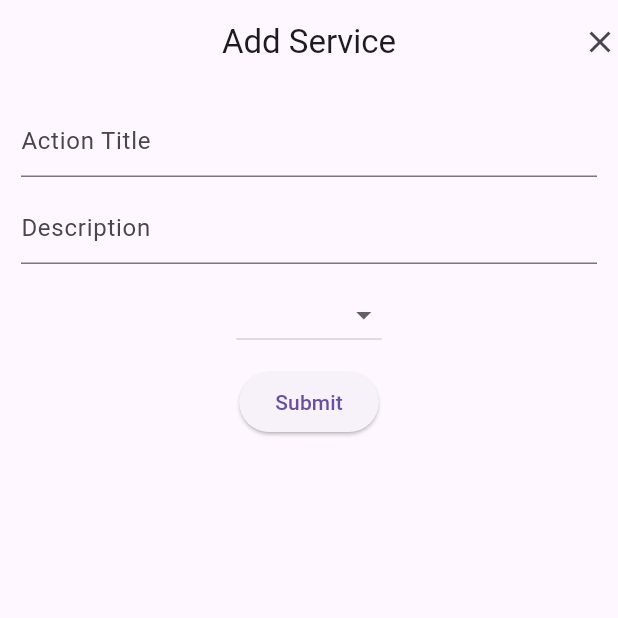
After one commit to ZacharySweet/profolio-app, a Flutter app: the AddService screen opened directly, after a tap on "Submit", on a phone screen of 412 x 824 dp, the top half of it. The commit adds this screen. Run offline on Flutter 3.47's test engine with Material 3 defaults, Android fonts, the phone set to English and light mode, and no system bars.

Commit message:
left plus service

```diff
--- a/lib/main.dart
+++ b/lib/main.dart
@@ -3,6 +3,7 @@ import 'package:profolio/routes/main_page.dart';
 import 'package:provider/provider.dart';
 import 'package:profolio/widgets/providers/club_data_and_provider.dart';
 import 'package:profolio/widgets/providers/sport_data_and_provider.dart';
+import 'package:profolio/widgets/providers/service_data_and_provider.dart';
 import 'package:profolio/widgets/providers/class_data_and_provider.dart';
 
 
@@ -13,6 +14,8 @@ void main() {
         ChangeNotifierProvider(create: (context) => ClubListProvider()),
         ChangeNotifierProvider(create: (context) => SportListProvider()),
         ChangeNotifierProvider(create: (context) => ClassListProvider()),
+        ChangeNotifierProvider(create: (context) => ServiceListProvider()),
+
       ],
       child: const MaterialApp(home: MainPage()), // Your main app widget
     ),
--- /dev/null
+++ b/lib/routes/add_service.dart
@@ -0,0 +1,107 @@
+import 'package:flutter/material.dart';
+
+class AddService extends StatefulWidget {
+  const AddService({super.key});
+
+  @override
+  State<AddService> createState() => _AddServiceState();
+}
+
+class _AddServiceState extends State<AddService> {
+  final _titleController = TextEditingController(); // Controller for Service Title
+  final _descriptionController = TextEditingController(); // Controller for Description
+
+  String? _selectedCategory; // Variable to store selected dropdown value
+
+  @override
+  void dispose() {
+    _titleController.dispose();
+    _descriptionController.dispose();
+    super.dispose();
+  }
+
+  void submitService() {
+  addService(context); // Access BuildContext from the surrounding scope
+}
+
+
+
+  void addService(BuildContext context) {
+    final serviceTitle = _titleController.text;
+    final serviceDescription = _descriptionController.text;
+
+    // Validate user input (optional)
+    if (serviceTitle.isEmpty || serviceDescription.isEmpty) {
+      // Show error message or prevent submission
+      return;
+    }
+
+    // Navigate back with user-entered data
+    Navigator.pop(context, [serviceTitle, serviceDescription]);
+  }
+
+  @override
+  Widget build(BuildContext context) {
+    return Scaffold(
+      appBar: AppBar(
+        automaticallyImplyLeading: false,
+        centerTitle: true,
+        title: const Text("Add Service"),
+        actions: [
+          GestureDetector(
+            onTap: () => Navigator.pop(context),
+            child: const Icon(Icons.close),
+          ),
+        ],
+      ),
+      body: Padding(
+        padding: const EdgeInsets.all(14.0),
+        child: Column(
+          children: [
+            TextField(
+              controller: _titleController,
+              decoration: const InputDecoration(hintText: "Action Title"),
+            ),
+            const SizedBox(height: 10),
+            TextField(
+              controller: _descriptionController,
+              decoration: const InputDecoration(hintText: "Description"),
+            ),
+            const SizedBox(height: 10),
+            DropdownButton<String>(
+              value: _selectedCategory, // Set initial selected value
+              items: const [
+                DropdownMenuItem(
+                  value: 'Business',
+                  child: Text('Business'),
+                ),
+                DropdownMenuItem(
+                  value: 'Academic',
+                  child: Text('Academic'),
+                ),
+                DropdownMenuItem(
+                  value: 'Tech',
+                  child: Text('Tech'),
+                ),
+                DropdownMenuItem(
+                  value: 'Other',
+                  child: Text('Other'),
+                ),
+              ],
+              onChanged: (String? value) {
+                setState(() {
+                  _selectedCategory = value;
+                });
+              },
+            ),
+            const SizedBox(height: 10),
+            ElevatedButton(
+              onPressed: submitService,
+              child: const Text("Submit"),
+            ),
+          ],
+        ),
+      ),
+    );
+  }
+}
--- a/lib/routes/main_page.dart
+++ b/lib/routes/main_page.dart
@@ -36,7 +36,9 @@ class _MainPageState extends State<MainPage> {
               padding: const EdgeInsets.fromLTRB(0, 0, 0, 12),
               child: Row(
                 children: [
-                  Column(children: [
+                  Column(
+                    crossAxisAlignment: CrossAxisAlignment.start,
+                    children: [
                     const Text(
                       "Zachary Sweet",
                       style: TextStyle(fontSize: 24),
```
Also changed, not shown: lib/widgets/home_screen_pages/services.dart (added, +117 -0 lines), lib/widgets/providers/service_data_and_provider.dart (added, +18 -0 lines).
